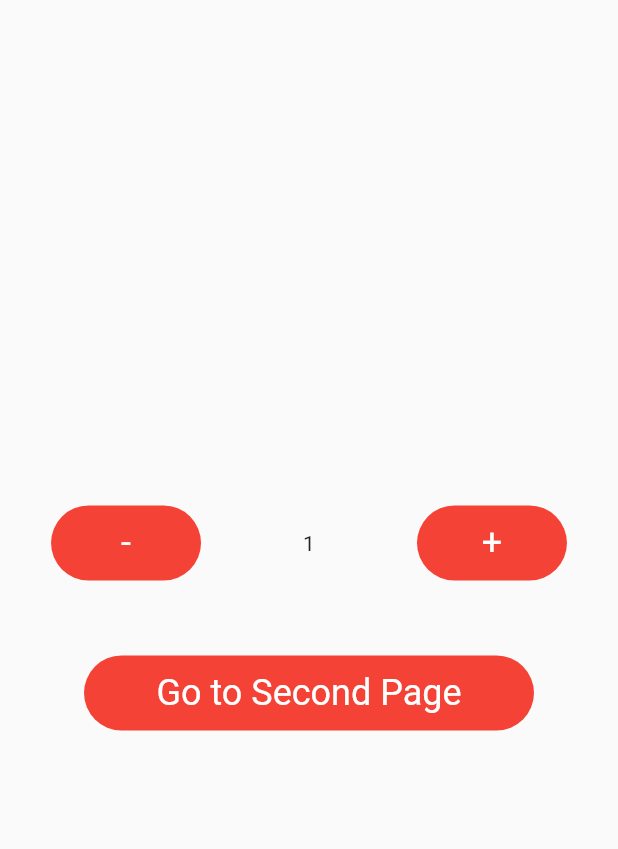
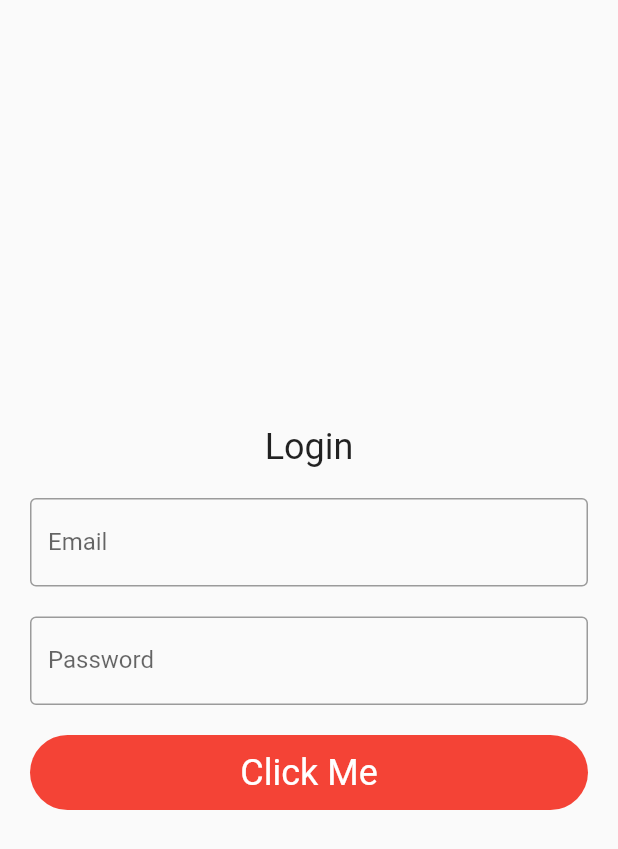
Before and after one commit to jaswinda/flutterTwo, a Flutter app: the screen it shows after launch, on a phone screen of 412 x 824 dp. Shown: the top 849 px of the screen. Run offline on Flutter 3.47's test engine with Material 2 defaults, Android fonts, the phone set to English and light mode, and no system bars; our stand-ins replace get.

Commit message:
fix: login page

```diff
--- a/lib/pages/login_page.dart
+++ b/lib/pages/login_page.dart
@@ -2,50 +2,55 @@ import 'package:flutter/material.dart';
 import 'package:get/get.dart';
 import 'package:week_one_project/components/app_button.dart';
 import 'package:week_one_project/controllers/login_page_controller.dart';
-import 'package:week_one_project/pages/signup.dart';
 
 class LoginPage extends StatelessWidget {
+  TextEditingController emailController = TextEditingController();
+  TextEditingController passwordController = TextEditingController();
   final loginController = Get.put(LoginController());
   LoginPage({Key? key}) : super(key: key);
 
   @override
   Widget build(BuildContext context) {
     return Scaffold(
-      body: Column(
-        mainAxisAlignment: MainAxisAlignment.center,
-        children: [
-          Row(
-            mainAxisAlignment: MainAxisAlignment.spaceAround,
-            children: [
-              AppButton(
-                label: "-",
-                onPressed: () {
-                  loginController.decrement();
-                },
-              ),
-              Obx(() => Center(
-                    child: Text(loginController.counter.toString()),
-                  )),
-              AppButton(
-                label: "+",
-                onPressed: () {
-                  loginController.increment();
-                  print(loginController.counter);
-                },
-              ),
-            ],
+      body: Padding(
+        padding: const EdgeInsets.only(right: 20, left: 20),
+        child: Column(mainAxisAlignment: MainAxisAlignment.center, children: [
+          const Center(
+              child: Text(
+            "Login",
+            style: TextStyle(fontSize: 24),
+          )),
+          const SizedBox(height: 20),
+          TextFormField(
+            controller: emailController,
+            decoration: const InputDecoration(
+              hintText: "Enter your email",
+              labelText: "Email",
+              border: OutlineInputBorder(),
+            ),
           ),
-          const SizedBox(
-            height: 50,
+          const SizedBox(height: 20),
+          TextFormField(
+            controller: passwordController,
+            obscureText: true,
+            decoration: const InputDecoration(
+              hintText: "Enter your Password",
+              labelText: "Password",
+              border: OutlineInputBorder(),
+            ),
           ),
+          const SizedBox(height: 20),
           AppButton(
-            width: 300,
-            label: "Go to Second Page",
+            width: Get.width,
             onPressed: () {
-              Get.to(SignUp());
+              var data = {
+                'email': emailController.text,
+                'password': passwordController.text
+              };
+              print(data);
             },
-          ),
-        ],
+          )
+        ]),
       ),
     );
   }
```
